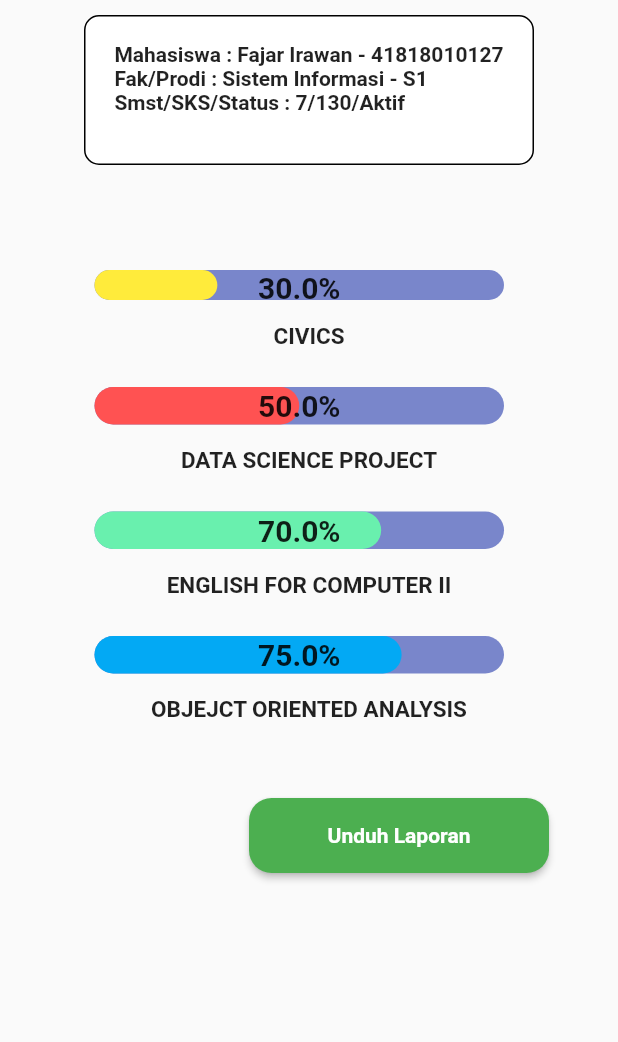
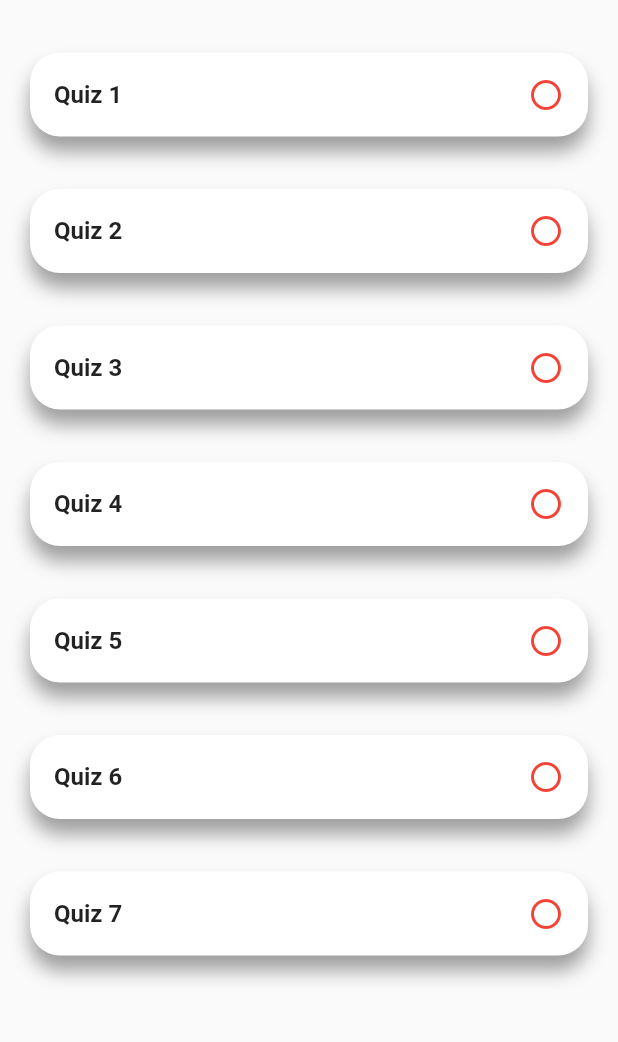
Before and after one commit to frwnn/performance_tracking, a Flutter app: the screen it shows after launch, on a phone screen of 412 x 824 dp, the part 84-1126 px from its top. Run offline on Flutter 3.47's test engine with Material 2 defaults, Android fonts, the light colour scheme and no system bars; drawn by our look-alikes of percent_indicator; our stand-ins replace open_file; missing offline and left inert: syncfusion_flutter_pdf.

Commit message:
Buat Quiz Checker

```diff
--- a/lib/main.dart
+++ b/lib/main.dart
@@ -1,6 +1,8 @@
 import 'package:flutter/material.dart';
-import 'package:performance_tracking/performance/widget/percentagepage.dart';
-import 'performance/widget/performancepage.dart';
+import 'package:performance_tracking/page/percentagepage.dart';
+import 'package:performance_tracking/page/quiz_check.dart';
+import 'package:performance_tracking/performance/widget/percentage.dart';
+import 'page/performancepage.dart';
 
 void main() {
   runApp(const MyApp());
@@ -13,7 +15,7 @@ class MyApp extends StatelessWidget {
   Widget build(BuildContext context) {
     return MaterialApp(
       debugShowCheckedModeBanner: false,
-      home: PercentagePage(),
+      home: quizChecker(),
     );
   }
 }
--- /dev/null
+++ b/lib/model/quiz_model.dart
@@ -0,0 +1,6 @@
+class QuizModel {
+  String quiz;
+  bool isSelected;
+
+  QuizModel(this.quiz, this.isSelected);
+}
--- /dev/null
+++ b/lib/page/pdf_page.dart
@@ -0,0 +1,34 @@
+import 'package:flutter/material.dart';
+import 'package:syncfusion_flutter_pdf/pdf.dart';
+import 'package:performance_tracking/performance/widget/laporan_pdf.dart';
+
+class PDFpage extends StatefulWidget {
+  const PDFpage({Key? key}) : super(key: key);
+
+  @override
+  State<PDFpage> createState() => _PDFpageState();
+}
+
+class _PDFpageState extends State<PDFpage> {
+  @override
+  Widget build(BuildContext context) {
+    return Scaffold(
+      body: Center(
+        child: ElevatedButton(
+          child: Text('Create PDF'),
+          onPressed: _createPDF,
+        ),
+      ),
+    );
+  }
+
+  Future<void> _createPDF() async {
+    PdfDocument document = PdfDocument();
+    document.pages.add();
+
+    List<int> bytes = document.save();
+    document.dispose();
+
+    SaveAndLaunchFile(bytes, 'Output.pdf');
+  }
+}
--- a/lib/performance/widget/percentagepage.dart
+++ b/lib/page/percentagepage.dart
@@ -14,8 +14,8 @@ import 'package:flutter/material.dart'
         TextStyle,
         Widget;
 import 'package:performance_tracking/performance/widget/unduh_laporan.dart';
-import 'percentage.dart';
-import 'identitas.dart';
+import '../performance/widget/percentage.dart';
+import '../performance/widget/identitas.dart';
 
 class PercentagePage extends StatelessWidget {
   const PercentagePage({Key? key}) : super(key: key);
--- a/lib/performance/widget/performancepage.dart
+++ b/lib/page/performancepage.dart
@@ -1,6 +1,6 @@
 import 'package:flutter/material.dart';
 import 'package:performance_tracking/performance/widget/semester.dart';
-import 'identitas.dart';
+import '../performance/widget/identitas.dart';
 
 class PerformancePage extends StatelessWidget {
   const PerformancePage({Key? key}) : super(key: key);
--- /dev/null
+++ b/lib/page/quiz_check.dart
@@ -0,0 +1,90 @@
+import 'package:flutter/material.dart';
+import 'package:performance_tracking/model/quiz_model.dart';
+
+class quizChecker extends StatefulWidget {
+  const quizChecker({Key? key}) : super(key: key);
+
+  @override
+  State<quizChecker> createState() => _quizCheckerState();
+}
+
+class _quizCheckerState extends State<quizChecker> {
+  List<QuizModel> data = [
+    QuizModel("Quiz 1", false),
+    QuizModel("Quiz 2", false),
+    QuizModel("Quiz 3", false),
+    QuizModel("Quiz 4", false),
+    QuizModel("Quiz 5", false),
+    QuizModel("Quiz 6", false),
+    QuizModel("Quiz 7", false),
+  ];
+
+  List<QuizModel> selectedData = List.empty();
+
+  @override
+  Widget build(BuildContext context) {
+    return Scaffold(
+      appBar: AppBar(
+        elevation: 0,
+        backgroundColor: Colors.blue,
+        title: Row(
+          mainAxisAlignment: MainAxisAlignment.center,
+          children: [
+            Text(
+              "Laporan Kinerja",
+              style: TextStyle(
+                fontWeight: FontWeight.bold,
+                color: Colors.white,
+              ),
+            ),
+          ],
+        ),
+      ),
+      body: SafeArea(
+          child: Container(
+              child: ListView.builder(
+                  itemCount: data.length,
+                  itemBuilder: (BuildContext context, int index) {
+                    return DataItem(
+                        data[index].quiz, data[index].isSelected, index);
+                  }))),
+    );
+  }
+}
+
+Widget DataItem(String quiz, bool isSelected, int index) {
+  return Container(
+    margin: EdgeInsets.only(top: 35, left: 20, right: 20),
+    child: ListTile(
+      title: Text(
+        quiz,
+        style: TextStyle(
+          fontWeight: FontWeight.bold,
+        ),
+      ),
+      trailing: isSelected
+          ? Icon(
+              Icons.check_circle,
+              color: Colors.green[700],
+            )
+          : Icon(
+              Icons.circle_outlined,
+              color: Colors.red,
+            ),
+    ),
+    decoration: BoxDecoration(
+        borderRadius: BorderRadius.only(
+            topLeft: Radius.circular(20.0),
+            topRight: Radius.circular(20.0),
+            bottomLeft: Radius.circular(20.0),
+            bottomRight: Radius.circular(20.0)),
+        gradient: LinearGradient(
+            begin: Alignment.topCenter,
+            end: Alignment.topCenter,
+            colors: [Colors.white, Colors.white]),
+        boxShadow: [
+          BoxShadow(
+              color: Colors.grey, blurRadius: 10.0, offset: Offset(0.0, 10.0))
+        ]),
+  );
+}
--- /dev/null
+++ b/lib/performance/widget/laporan_pdf.dart
@@ -0,0 +1,10 @@
+import 'dart:io';
+import 'package:open_file/open_file.dart';
+import 'package:path_provider/path_provider.dart';
+
+Future<void> SaveAndLaunchFile(List<int> bytes, String fileName) async {
+  final path = (await getExternalStorageDirectory())!.path;
+  final file = File('$path/$fileName');
+  await file.writeAsBytes(bytes, flush: true);
+  OpenFile.open('$path/$fileName');
+}
--- a/lib/performance/widget/unduh_laporan.dart
+++ b/lib/performance/widget/unduh_laporan.dart
@@ -1,4 +1,5 @@
 import 'package:flutter/material.dart';
+import 'package:performance_tracking/page/pdf_page.dart';
 
 class UnduhLaporan extends StatefulWidget {
   const UnduhLaporan({Key? key}) : super(key: key);
@@ -19,7 +20,8 @@ class UnduhLaporanState extends State<UnduhLaporan> {
             height: 50,
             child: RaisedButton(
               onPressed: () {
-                print("object");
+                Navigator.push(context,
+                    MaterialPageRoute(builder: (context) => PDFpage()));
               },
               color: Colors.green,
               shape: RoundedRectangleBorder(
--- a/pubspec.yaml
+++ b/pubspec.yaml
@@ -27,8 +27,11 @@ environment:
 # the latest version available on pub.dev. To see which dependencies have newer
 # versions available, run `flutter pub outdated`.
 dependencies:
+  path_provider: ^2.0.1
+  open_file: ^3.1.0
   flutter:
     sdk: flutter
+  syncfusion_flutter_pdf: ^19.4.56-beta
 
   # The following adds the Cupertino Icons font to your application.
   # Use with the CupertinoIcons class for iOS style icons.
@@ -45,6 +48,7 @@ dev_dependencies:
   # package. See that file for information about deactivating specific lint
   # rules and activating additional ones.
   flutter_lints: ^1.0.0
+  fancy_containers: ^0.0.1
 
 # For information on the generic Dart part of this file, see the
 # following page: https://dart.dev/tools/pub/pubspec
```
Also changed, not shown: pubspec.lock.
